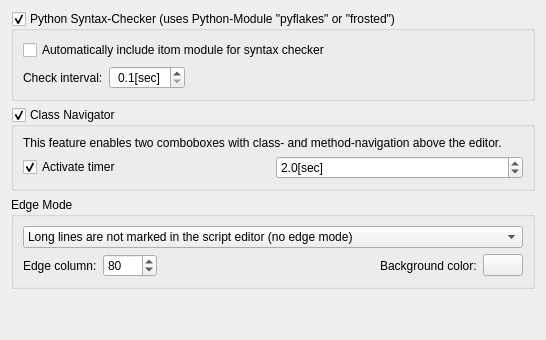
The window that Qitom/ui/widgetPropEditorScripts.ui (itom-project/itom) describes before a commit, drawn with Qt 5.
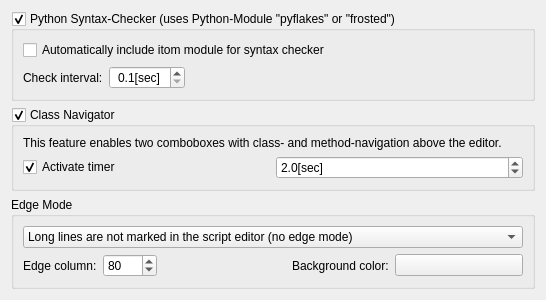
The same window after the commit. Custom widgets are drawn as their Qt base class.

Commit message: codeEditor styles: fix in long-line background style; many background colors can now have an alpha value; possible to set all background colors of text styles to transparent (paper background color is used instead)

Patch:
```diff
--- a/Qitom/ui/widgetPropEditorScripts.ui
+++ b/Qitom/ui/widgetPropEditorScripts.ui
@@ -6,7 +6,9 @@
    <rect>
     <x>0</x>
     <y>0</y>
-    <height>281</height>   </rect>
+    <width>478</width>
+    <height>281</height>
+   </rect>
   </property>
   <property name="windowTitle">
    <string>Form</string>
@@ -219,7 +221,17 @@
          </widget>
         </item>
         <item>
-         <widget class="ColorPickerButton" name="colorEdgeBg"/>
+         <widget class="ColorPickerButton" name="colorEdgeBg">
+          <property name="sizePolicy">
+           <sizepolicy hsizetype="MinimumExpanding" vsizetype="Fixed">
+            <horstretch>0</horstretch>
+            <verstretch>0</verstretch>
+           </sizepolicy>
+          </property>
+          <property name="dialogOptions">
+           <set>ColorPickerButton::ShowAlphaChannel</set>
+          </property>
+         </widget>
         </item>
        </layout>
       </item>
```
The commit also changes 5 other files.
